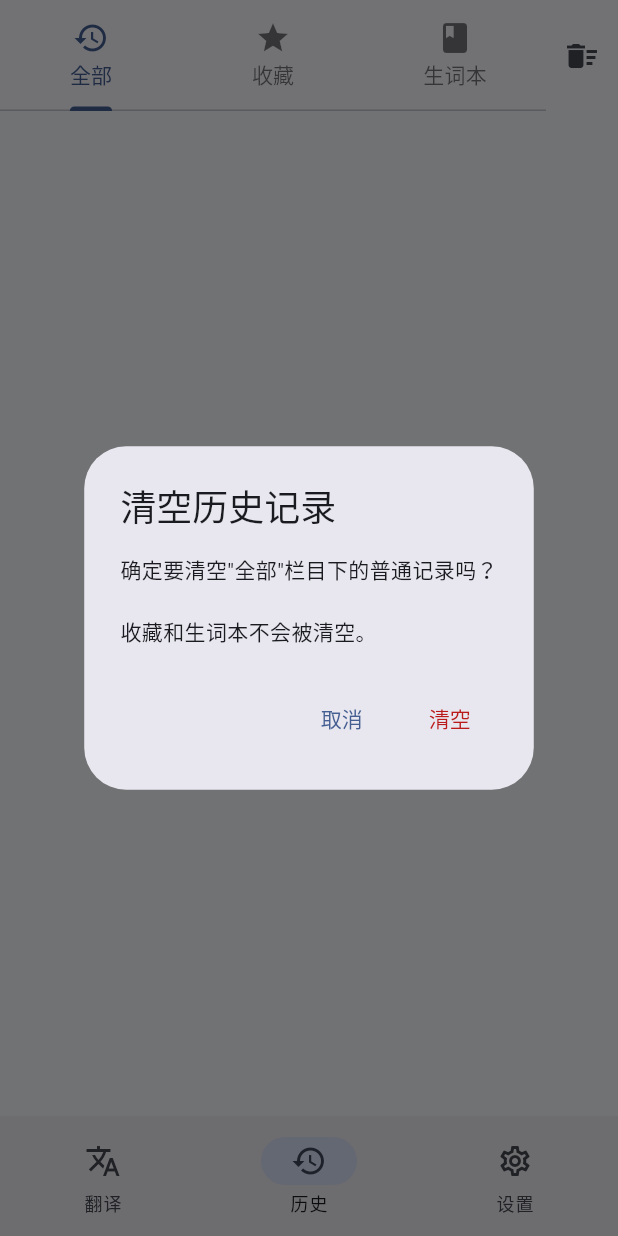
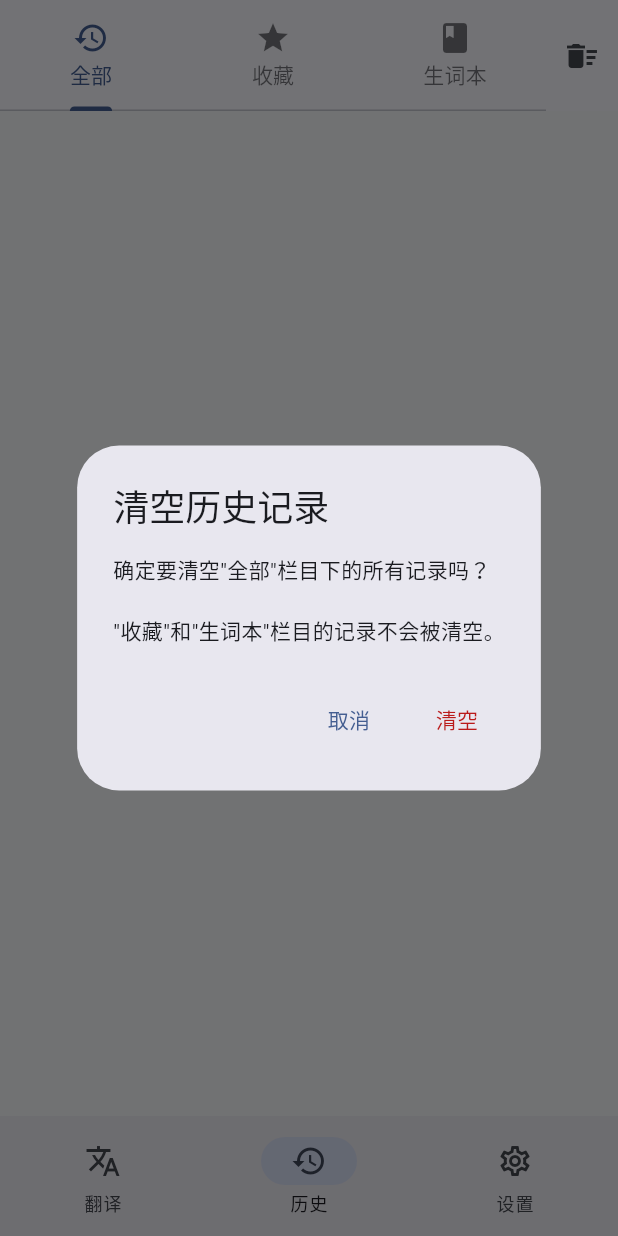
Before and after one commit to foraeu/mini_translate, a Flutter app: the screen it shows after launch, item 2 of the bottom bar chosen, after a tap on the "delete sweep" icon, on a phone screen of 412 x 824 dp. Run offline on Flutter 3.47's test engine with Material 3 defaults, Android fonts, the phone set to English and light mode, and no system bars; our stand-ins replace dio, flutter_secure_storage, flutter_tts, shared_preferences.

```diff
--- a/lib/providers/translation_provider.dart
+++ b/lib/providers/translation_provider.dart
@@ -33,6 +33,9 @@ class TranslationProvider with ChangeNotifier {
   bool get isTranslating => _isTranslating;
   String? get errorMessage => _errorMessage;
   List<TranslationHistory> get histories => _histories;
+  /// 获取普通历史记录（不包括收藏和生词本）
+  List<TranslationHistory> get normalHistories =>
+      _histories.where((h) => !h.isFavorite && !h.isVocabulary).toList();
   List<TranslationHistory> get favorites => _favorites;
   List<TranslationHistory> get vocabularies => _vocabularies;
   int get wordCount => _sourceText.length;
--- a/lib/screens/history_screen.dart
+++ b/lib/screens/history_screen.dart
@@ -73,8 +73,8 @@ class _HistoryScreenState extends State<HistoryScreen>
                   return TabBarView(
                     controller: _tabController,
                     children: [
-                      // 全部历史 - 使用简洁列表
-                      _buildSimpleHistoryList(context, provider.histories, provider),
+                      // 全部历史 - 使用简洁列表（只显示普通记录）
+                      _buildSimpleHistoryList(context, provider.normalHistories, provider),
                       // 收藏列表 - 使用卡片样式
                       _buildCardHistoryList(context, provider.favorites, provider),
                       // 生词本（按掌握程度分组）
@@ -282,7 +282,7 @@ class _HistoryScreenState extends State<HistoryScreen>
       context: context,
       builder: (context) => AlertDialog(
         title: const Text('清空历史记录'),
-        content: const Text('确定要清空"全部"栏目下的普通记录吗？\n\n收藏和生词本不会被清空。'),
+        content: const Text('确定要清空"全部"栏目下的所有记录吗？\n\n"收藏"和"生词本"栏目的记录不会被清空。'),
         actions: [
           TextButton(
             onPressed: () => Navigator.pop(context),
```
